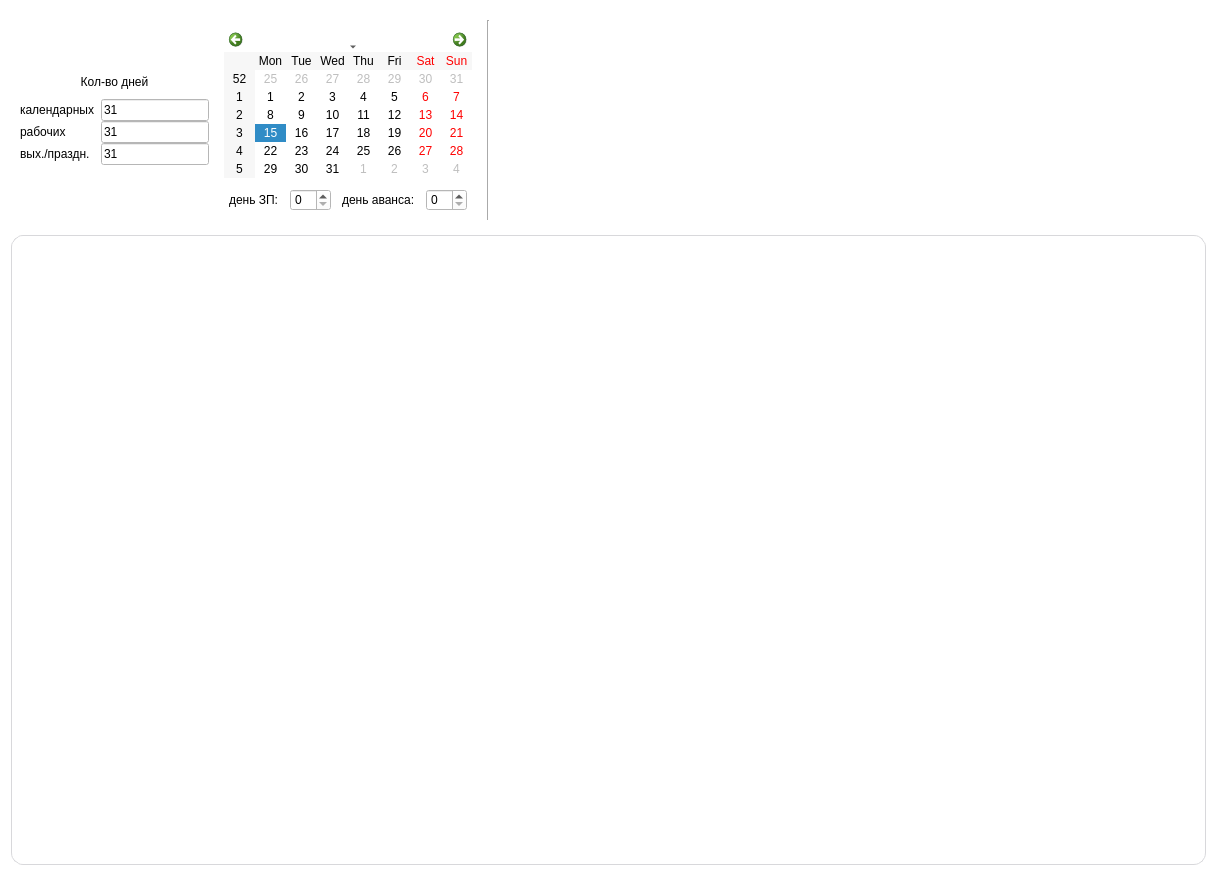
Old version of the form ui/cash.ui in the repository CatMolnia/CASH.
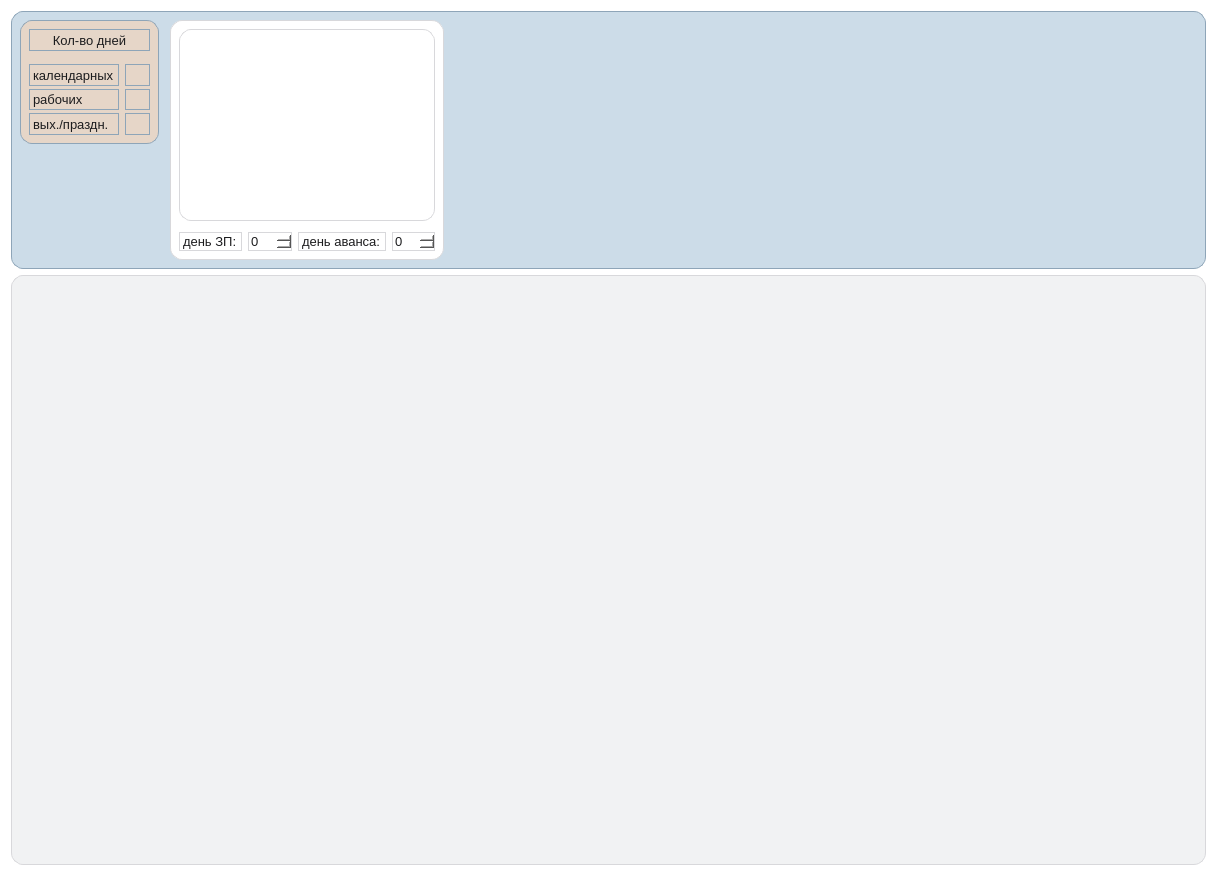
New version of the form.

The edit to the form file:
```diff
--- a/ui/cash.ui
+++ b/ui/cash.ui
@@ -29,12 +29,7 @@
      </property>
      <property name="styleSheet">
       <string notr="true">QWidget {
-    background: qlineargradient(
-        x1: 0, y1: 0,
-        x2: 0, y2: 1,
-        stop: 0 #F6F7F8,
-        stop: 1 #ECEDEF
-    );
+    background: #F1F2F3;
 
     color: #1C1C1E;
 
@@ -56,154 +51,221 @@
       </sizepolicy>
      </property>
      <property name="styleSheet">
-      <string notr="true"/>
+      <string notr="true">QWidget {
+    background: #CCDCE8;  /* холодный металлик с голубым оттенком */
+
+    color: #1C1C1E;
+
+    font-family: &quot;SF Pro Text&quot;, &quot;Helvetica Neue&quot;, &quot;Helvetica&quot;, &quot;Arial&quot;;
+    font-size: 13px;
+
+    border: 1px solid #8EA5B8;
+    border-radius: 12px;
+}</string>
      </property>
      <layout class="QGridLayout" name="gridLayout">
       <item row="0" column="0">
-       <layout class="QHBoxLayout" name="horizontalLayout_2">
+       <layout class="QHBoxLayout" name="horizontalLayout_2" stretch="0,0,0,0">
         <item>
-         <layout class="QGridLayout" name="gridLayout_2">
-          <property name="verticalSpacing">
-           <number>0</number>
+         <layout class="QVBoxLayout" name="verticalLayout_2">
+          <property name="spacing">
+           <number>-1</number>
           </property>
-          <item row="0" column="0">
+          <item>
+           <widget class="QWidget" name="general_information" native="true">
+            <property name="sizePolicy">
+             <sizepolicy hsizetype="Maximum" vsizetype="Preferred">
+              <horstretch>0</horstretch>
+              <verstretch>0</verstretch>
+             </sizepolicy>
+            </property>
+            <property name="styleSheet">
+             <string notr="true">QWidget {
+    background: #E6D6C8;
+
+    color: #1C1C1E;
+
+    font-family: &quot;SF Pro Text&quot;, &quot;Helvetica Neue&quot;, &quot;Helvetica&quot;, &quot;Arial&quot;;
+    font-size: 13px;
+
+    border: 1px solid #8EA5B8;
+    border-radius: 12px;
+}</string>
+            </property>
+            <layout class="QGridLayout" name="gridLayout_2" columnstretch="0,0">
+             <property name="horizontalSpacing">
+              <number>-1</number>
+             </property>
+             <property name="verticalSpacing">
+              <number>3</number>
+             </property>
+             <item row="0" column="0" colspan="2">
+              <widget class="QLabel" name="label_title">
+               <property name="sizePolicy">
+                <sizepolicy hsizetype="Preferred" vsizetype="Preferred">
+                 <horstretch>0</horstretch>
+                 <verstretch>0</verstretch>
+                </sizepolicy>
+               </property>
+               <property name="autoFillBackground">
+                <bool>false</bool>
+               </property>
+               <property name="styleSheet">
+                <string notr="true"/>
+               </property>
+               <property name="text">
+                <string>Кол-во дней</string>
+               </property>
+               <property name="alignment">
+                <set>Qt::AlignCenter</set>
+               </property>
+              </widget>
+             </item>
+             <item row="1" column="0" colspan="2">
+              <spacer name="horizontalSpacer_3">
+               <property name="orientation">
+                <enum>Qt::Horizontal</enum>
+               </property>
+               <property name="sizeType">
+                <enum>QSizePolicy::Preferred</enum>
+               </property>
+               <property name="sizeHint" stdset="0">
+                <size>
+                 <width>40</width>
+                 <height>10</height>
+                </size>
+               </property>
+              </spacer>
+             </item>
+             <item row="3" column="0">
+              <widget class="QLabel" name="label_work">
+               <property name="sizePolicy">
+                <sizepolicy hsizetype="Preferred" vsizetype="Preferred">
+                 <horstretch>0</horstretch>
+                 <verstretch>0</verstretch>
+                </sizepolicy>
+               </property>
+               <property name="text">
+                <string>рабочих</string>
+               </property>
+               <property name="alignment">
+                <set>Qt::AlignLeading|Qt::AlignLeft|Qt::AlignVCenter</set>
+               </property>
+              </widget>
+             </item>
+             <item row="4" column="0">
+              <widget class="QLabel" name="label_weekend">
+               <property name="sizePolicy">
+                <sizepolicy hsizetype="Preferred" vsizetype="Preferred">
+                 <horstretch>0</horstretch>
+                 <verstretch>0</verstretch>
+                </sizepolicy>
+               </property>
+               <property name="text">
+                <string>вых./праздн.</string>
+               </property>
+               <property name="alignment">
+                <set>Qt::AlignLeading|Qt::AlignLeft|Qt::AlignVCenter</set>
+               </property>
+              </widget>
+             </item>
+             <item row="4" column="1">
+              <widget class="QLineEdit" name="lineEdit_weekend">
+               <property name="sizePolicy">
+                <sizepolicy hsizetype="Maximum" vsizetype="Preferred">
+                 <horstretch>0</horstretch>
+                 <verstretch>0</verstretch>
+                </sizepolicy>
+               </property>
+               <property name="maximumSize">
+                <size>
+                 <width>25</width>
+                 <height>16777215</height>
+                </size>
+               </property>
+               <property name="text">
+                <string/>
+               </property>
+               <property name="alignment">
+                <set>Qt::AlignCenter</set>
+               </property>
+              </widget>
+             </item>
+             <item row="2" column="0">
+              <widget class="QLabel" name="label_calendar">
+               <property name="sizePolicy">
+                <sizepolicy hsizetype="Preferred" vsizetype="Preferred">
+                 <horstretch>0</horstretch>
+                 <verstretch>0</verstretch>
+                </sizepolicy>
+               </property>
+               <property name="text">
+                <string>календарных</string>
+               </property>
+               <property name="alignment">
+                <set>Qt::AlignLeading|Qt::AlignLeft|Qt::AlignVCenter</set>
+               </property>
+              </widget>
+             </item>
+             <item row="3" column="1">
+              <widget class="QLineEdit" name="lineEdit_work">
+               <property name="sizePolicy">
+                <sizepolicy hsizetype="Maximum" vsizetype="Preferred">
+                 <horstretch>0</horstretch>
+                 <verstretch>0</verstretch>
+                </sizepolicy>
+               </property>
+               <property name="maximumSize">
+                <size>
+                 <width>25</width>
+                 <height>16777215</height>
+                </size>
+               </property>
+               <property name="text">
+                <string/>
+               </property>
+               <property name="alignment">
+                <set>Qt::AlignCenter</set>
+               </property>
+              </widget>
+             </item>
+             <item row="2" column="1">
+              <widget class="QLineEdit" name="lineEdit_calendar">
+               <property name="sizePolicy">
+                <sizepolicy hsizetype="Maximum" vsizetype="Preferred">
+                 <horstretch>0</horstretch>
+                 <verstretch>0</verstretch>
+                </sizepolicy>
+               </property>
+               <property name="maximumSize">
+                <size>
+                 <width>25</width>
+                 <height>16777215</height>
+                </size>
+               </property>
+               <property name="text">
+                <string/>
+               </property>
+               <property name="alignment">
+                <set>Qt::AlignCenter</set>
+               </property>
+              </widget>
+             </item>
+            </layout>
+           </widget>
+          </item>
+          <item>
            <spacer name="verticalSpacer">
             <property name="orientation">
              <enum>Qt::Vertical</enum>
             </property>
-            <property name="sizeHint" stdset="0">
-             <size>
-              <width>20</width>
-              <height>40</height>
-             </size>
+            <property name="sizeType">
+             <enum>QSizePolicy::Preferred</enum>
             </property>
-           </spacer>
-          </item>
-          <item row="1" column="0" colspan="2">
-           <widget class="QLabel" name="label">
-            <property name="sizePolicy">
-             <sizepolicy hsizetype="Preferred" vsizetype="Preferred">
-              <horstretch>0</horstretch>
-              <verstretch>0</verstretch>
-             </sizepolicy>
-            </property>
-            <property name="text">
-             <string>Кол-во дней</string>
-            </property>
-            <property name="alignment">
-             <set>Qt::AlignCenter</set>
-            </property>
-           </widget>
-          </item>
-          <item row="4" column="1">
-           <widget class="QLineEdit" name="lineEdit_2">
-            <property name="sizePolicy">
-             <sizepolicy hsizetype="Maximum" vsizetype="Preferred">
-              <horstretch>0</horstretch>
-              <verstretch>0</verstretch>
-             </sizepolicy>
-            </property>
-            <property name="text">
-             <string>31</string>
-            </property>
-           </widget>
-          </item>
-          <item row="5" column="1">
-           <widget class="QLineEdit" name="lineEdit_3">
-            <property name="sizePolicy">
-             <sizepolicy hsizetype="Maximum" vsizetype="Preferred">
-              <horstretch>0</horstretch>
-              <verstretch>0</verstretch>
-             </sizepolicy>
-            </property>
-            <property name="text">
-             <string>31</string>
-            </property>
-           </widget>
-          </item>
-          <item row="6" column="1">
-           <spacer name="verticalSpacer_2">
-            <property name="orientation">
-             <enum>Qt::Vertical</enum>
-            </property>
             <property name="sizeHint" stdset="0">
              <size>
               <width>20</width>
-              <height>40</height>
-             </size>
-            </property>
-           </spacer>
-          </item>
-          <item row="5" column="0">
-           <widget class="QLabel" name="label_4">
-            <property name="sizePolicy">
-             <sizepolicy hsizetype="Preferred" vsizetype="Preferred">
-              <horstretch>0</horstretch>
-              <verstretch>0</verstretch>
-             </sizepolicy>
-            </property>
-            <property name="text">
-             <string>вых./праздн.</string>
-            </property>
-            <property name="alignment">
-             <set>Qt::AlignLeading|Qt::AlignLeft|Qt::AlignVCenter</set>
-            </property>
-           </widget>
-          </item>
-          <item row="3" column="1">
-           <widget class="QLineEdit" name="lineEdit">
-            <property name="sizePolicy">
-             <sizepolicy hsizetype="Maximum" vsizetype="Preferred">
-              <horstretch>0</horstretch>
-              <verstretch>0</verstretch>
-             </sizepolicy>
-            </property>
-            <property name="text">
-             <string>31</string>
-            </property>
-           </widget>
-          </item>
-          <item row="4" column="0">
-           <widget class="QLabel" name="label_3">
-            <property name="sizePolicy">
-             <sizepolicy hsizetype="Preferred" vsizetype="Preferred">
-              <horstretch>0</horstretch>
-              <verstretch>0</verstretch>
-             </sizepolicy>
-            </property>
-            <property name="text">
-             <string>рабочих</string>
-            </property>
-            <property name="alignment">
-             <set>Qt::AlignLeading|Qt::AlignLeft|Qt::AlignVCenter</set>
-            </property>
-           </widget>
-          </item>
-          <item row="3" column="0">
-           <widget class="QLabel" name="label_2">
-            <property name="sizePolicy">
-             <sizepolicy hsizetype="Preferred" vsizetype="Maximum">
-              <horstretch>0</horstretch>
-              <verstretch>0</verstretch>
-             </sizepolicy>
-            </property>
-            <property name="text">
-             <string>календарных</string>
-            </property>
-            <property name="alignment">
-             <set>Qt::AlignLeading|Qt::AlignLeft|Qt::AlignVCenter</set>
-            </property>
-           </widget>
-          </item>
-          <item row="2" column="0" colspan="2">
-           <spacer name="horizontalSpacer_3">
-            <property name="orientation">
-             <enum>Qt::Horizontal</enum>
-            </property>
-            <property name="sizeHint" stdset="0">
-             <size>
-              <width>40</width>
-              <height>10</height>
+              <height>116</height>
              </size>
             </property>
            </spacer>
@@ -211,16 +273,45 @@
          </layout>
         </item>
         <item>
-         <widget class="QWidget" name="widget_2" native="true">
+         <spacer name="horizontalSpacer_4">
+          <property name="orientation">
+           <enum>Qt::Horizontal</enum>
+          </property>
+          <property name="sizeType">
+           <enum>QSizePolicy::Preferred</enum>
+          </property>
+          <property name="sizeHint" stdset="0">
+           <size>
+            <width>5</width>
+            <height>20</height>
+           </size>
+          </property>
+         </spacer>
+        </item>
+        <item>
+         <widget class="QWidget" name="widget_calendar" native="true">
           <property name="sizePolicy">
            <sizepolicy hsizetype="Maximum" vsizetype="Preferred">
             <horstretch>0</horstretch>
             <verstretch>0</verstretch>
            </sizepolicy>
           </property>
+          <property name="styleSheet">
+           <string notr="true">QWidget {
+    background: #FFFFFF;
+
+    color: #1C1C1E;
+
+    font-family: &quot;SF Pro Text&quot;, &quot;Helvetica Neue&quot;, &quot;Helvetica&quot;, &quot;Arial&quot;;
+    font-size: 13px;
+
+    border: 1px solid #D8D8DB;
+    border-radius: 12px;
+}</string>
+          </property>
           <layout class="QVBoxLayout" name="verticalLayout">
            <item>
-            <widget class="QCalendarWidget" name="calendarWidget"/>
+            <widget class="QTableWidget" name="tableWidget_calendar"/>
            </item>
            <item>
             <spacer name="horizontalSpacer">
@@ -236,11 +327,11 @@
             </spacer>
            </item>
            <item>
-            <layout class="QHBoxLayout" name="horizontalLayout">
+            <layout class="QHBoxLayout" name="horizontalLayout" stretch="0,0,0,0">
              <item>
               <widget class="QLabel" name="label_day_zp">
                <property name="sizePolicy">
-                <sizepolicy hsizetype="Maximum" vsizetype="Preferred">
+                <sizepolicy hsizetype="Preferred" vsizetype="Preferred">
                  <horstretch>0</horstretch>
                  <verstretch>0</verstretch>
                 </sizepolicy>
@@ -253,7 +344,7 @@
              <item>
               <widget class="QSpinBox" name="spinBox_zp">
                <property name="sizePolicy">
-                <sizepolicy hsizetype="Maximum" vsizetype="Preferred">
+                <sizepolicy hsizetype="Preferred" vsizetype="Preferred">
                  <horstretch>0</horstretch>
                  <verstretch>0</verstretch>
                 </sizepolicy>
@@ -263,7 +354,7 @@
              <item>
               <widget class="QLabel" name="label_day_avans">
                <property name="sizePolicy">
-                <sizepolicy hsizetype="Maximum" vsizetype="Preferred">
+                <sizepolicy hsizetype="Minimum" vsizetype="Preferred">
                  <horstretch>0</horstretch>
                  <verstretch>0</verstretch>
                 </sizepolicy>
@@ -276,7 +367,7 @@
              <item>
               <widget class="QSpinBox" name="spinBox_avans">
                <property name="sizePolicy">
-                <sizepolicy hsizetype="Maximum" vsizetype="Preferred">
+                <sizepolicy hsizetype="Preferred" vsizetype="Preferred">
                  <horstretch>0</horstretch>
                  <verstretch>0</verstretch>
                 </sizepolicy>
@@ -288,13 +379,6 @@
           </layout>
          </widget>
         </item>
-        <item>
-         <widget class="Line" name="line">
-          <property name="orientation">
-           <enum>Qt::Vertical</enum>
-          </property>
-         </widget>
-        </item>
         <item>
          <spacer name="horizontalSpacer_2">
           <property name="orientation">
```
Left out of the diff: 4 changed lines with no effect on the pictures.
